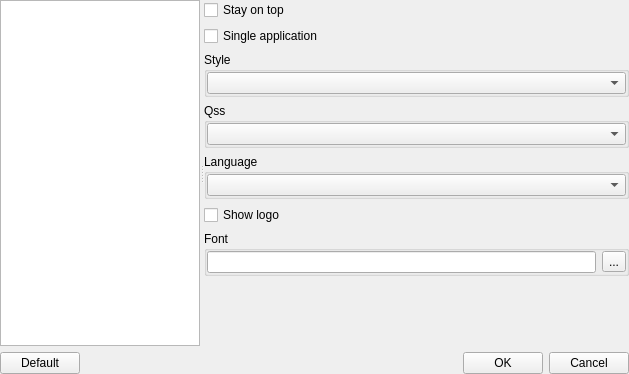
First picture: the form in xoptionswidget.ui, repository horsicq/XOptions, before the edit.
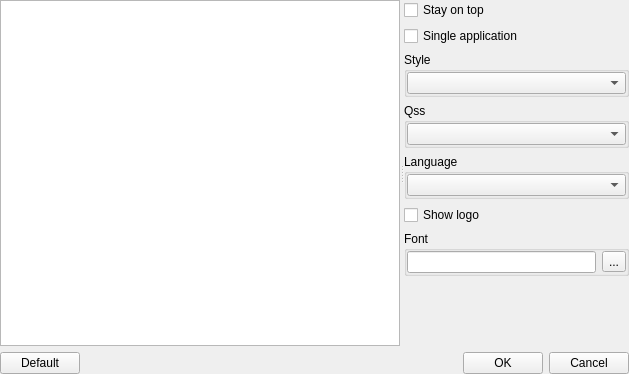
Second picture: the form after the edit. The open tabs and pages were chosen to show the change.

Diff of the .ui file:
```diff
--- a/xoptionswidget.ui
+++ b/xoptionswidget.ui
@@ -39,17 +39,11 @@
      </property>
      <widget class="QListWidget" name="listWidgetOptions">
       <property name="sizePolicy">
-       <sizepolicy hsizetype="Ignored" vsizetype="Expanding">
+       <sizepolicy hsizetype="Expanding" vsizetype="Expanding">
         <horstretch>0</horstretch>
         <verstretch>0</verstretch>
        </sizepolicy>
       </property>
-      <property name="maximumSize">
-       <size>
-        <width>200</width>
-        <height>16777215</height>
-       </size>
-      </property>
       <property name="baseSize">
        <size>
         <width>200</width>
@@ -59,7 +53,7 @@
      </widget>
      <widget class="QStackedWidget" name="stackedWidgetOptions">
       <property name="sizePolicy">
-       <sizepolicy hsizetype="Ignored" vsizetype="Preferred">
+       <sizepolicy hsizetype="Preferred" vsizetype="Preferred">
         <horstretch>0</horstretch>
         <verstretch>0</verstretch>
        </sizepolicy>
@@ -97,8 +91,8 @@
             <rect>
              <x>0</x>
              <y>0</y>
-             <width>424</width>
-             <height>342</height>
+             <width>117</width>
+             <height>262</height>
             </rect>
            </property>
            <layout class="QVBoxLayout" name="verticalLayout_8">
```
Left out of the diff: 2 changed lines with no effect on the pictures.
